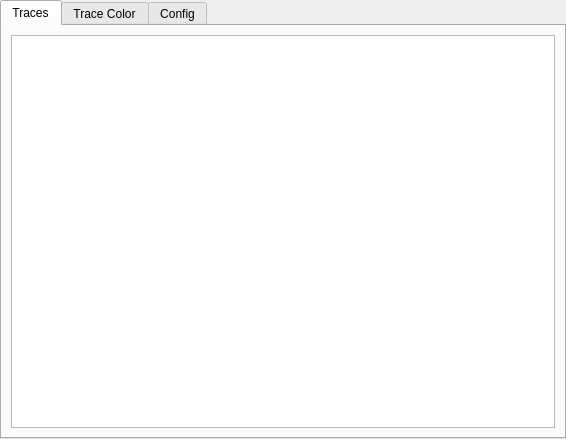
Old version of the form includes/TraceWindow/tracewindowsettings.ui in the repository whiskeyAndrew/BaicalGuiServer.
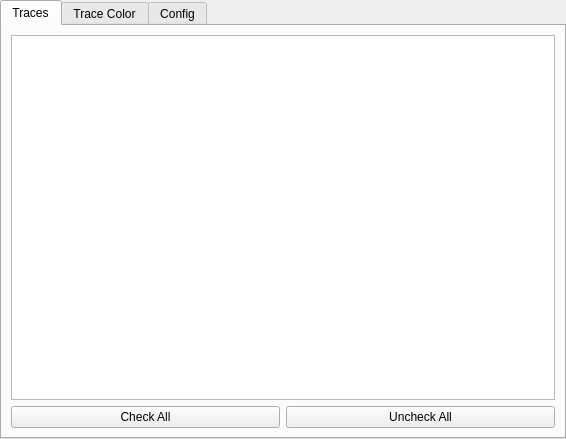
New version of the form. The open tabs and pages were chosen to show the change.

What changed in the file:
```diff
--- a/includes/TraceWindow/tracewindowsettings.ui
+++ b/includes/TraceWindow/tracewindowsettings.ui
@@ -39,7 +39,21 @@
        <string>Traces</string>
       </attribute>
       <layout class="QGridLayout" name="gridLayout_2">
-       <item row="0" column="0">
+       <item row="1" column="0">
+        <widget class="QPushButton" name="checkAllUniqueTraces">
+         <property name="text">
+          <string>Check All</string>
+         </property>
+        </widget>
+       </item>
+       <item row="1" column="1">
+        <widget class="QPushButton" name="uncheckAllUniqueTraces">
+         <property name="text">
+          <string>Uncheck All</string>
+         </property>
+        </widget>
+       </item>
+       <item row="0" column="0" colspan="2">
         <widget class="QListWidget" name="listWidget"/>
        </item>
       </layout>
```
Left out of the diff: 2 changed lines with no effect on the pictures.
